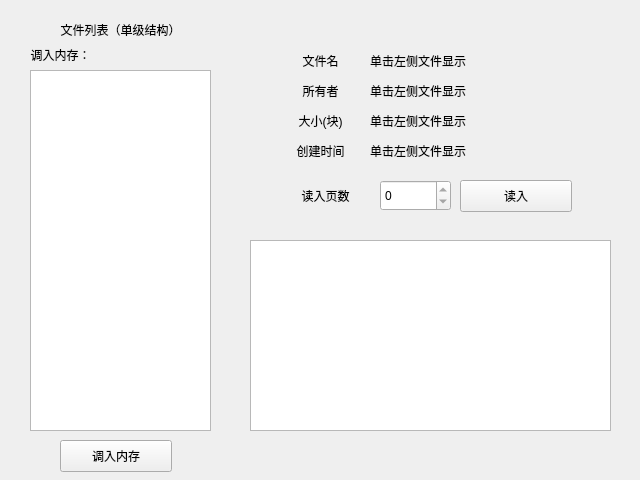
Qt form window_exe_data.ui (Kingtous/OperatingSystemDesign) before a commit.
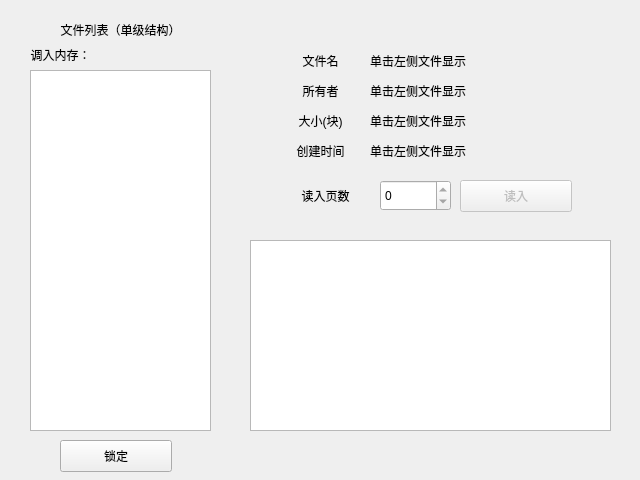
The same form after that commit.

What changed in the file:
```diff
--- a/window_exe_data.ui
+++ b/window_exe_data.ui
@@ -33,7 +33,7 @@
     </rect>
    </property>
    <property name="text">
-    <string>调入内存</string>
+    <string>锁定</string>
    </property>
   </widget>
   <widget class="QLabel" name="label">
@@ -99,6 +99,9 @@
    </property>
   </widget>
   <widget class="QPushButton" name="pushButton">
+   <property name="enabled">
+    <bool>false</bool>
+   </property>
    <property name="geometry">
     <rect>
      <x>460</x>
```
